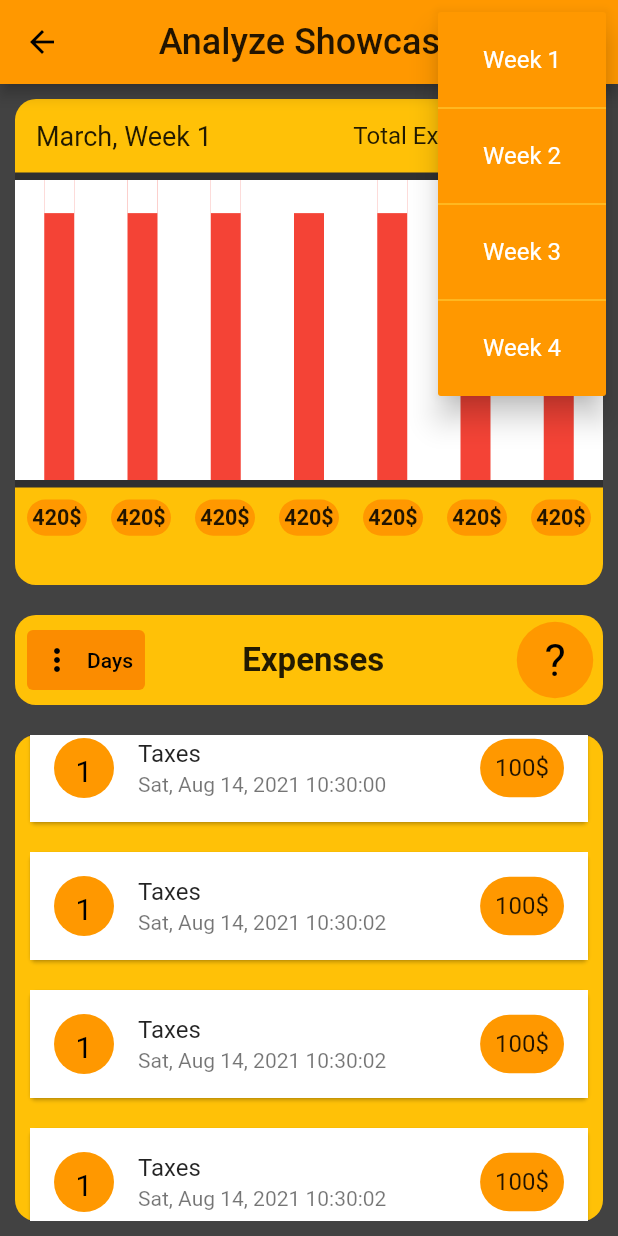
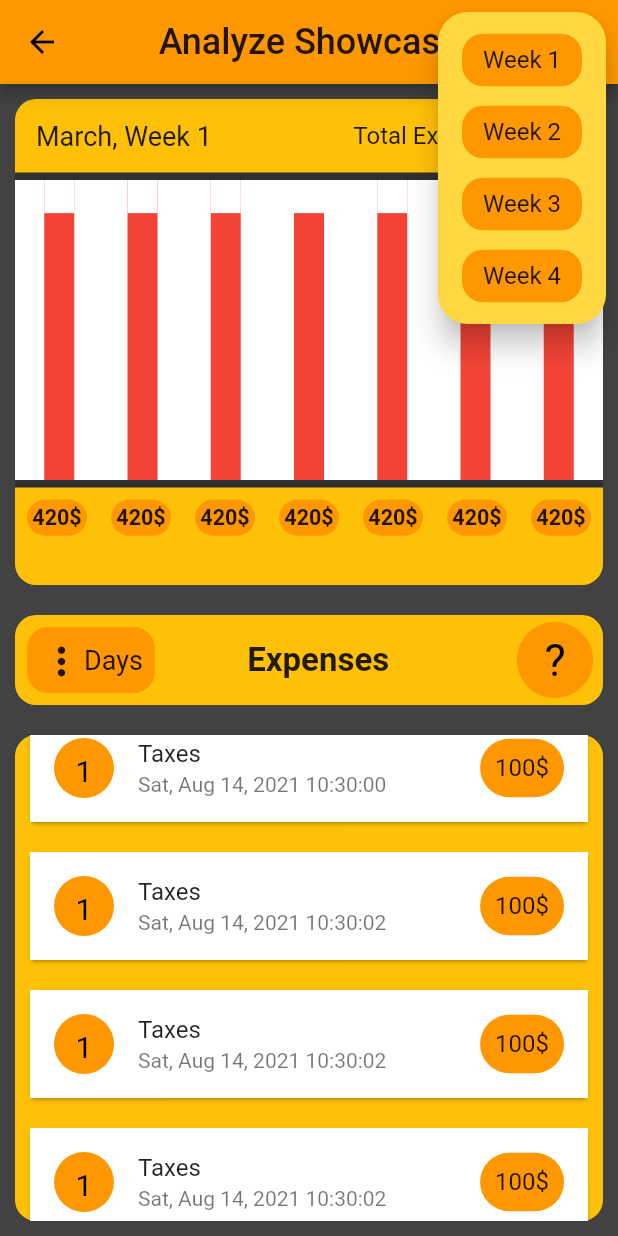
Before and after one commit to MermertH/economiser, a Flutter app: the AnalyzeShowcase screen opened directly, scrolled down 576 dp, after a tap on the "more vert" icon, on a phone screen of 412 x 824 dp. Run offline on Flutter 3.47's test engine with Material 2 defaults, Android fonts, the phone set to English and light mode, and no system bars; our stand-ins replace cloud_firestore, firebase_core, jiffy; accounts and stored records are empty.

Commit message:
pop ups are modified

```diff
--- a/lib/AnalyzingPage/AnalyzeShowcase.dart
+++ b/lib/AnalyzingPage/AnalyzeShowcase.dart
@@ -18,31 +18,33 @@ class AnalyzeShowcase extends StatelessWidget {
         ),
         centerTitle: true,
         actions: [
-          Theme(
-            data: Theme.of(context).copyWith(
-                textTheme: TextTheme().apply(bodyColor: Colors.black),
-                dividerColor: Colors.amberAccent,
-                iconTheme: IconThemeData(color: Colors.black)),
-            child: PopupMenuButton<int>(
-              color: Colors.orange,
-              itemBuilder: (context) => [
-                PopupMenuItem<int>(
-                    enabled: true,
-                    value: 0,
-                    child: Center(child: Text("Week 1"))),
-                PopupMenuDivider(),
-                PopupMenuItem<int>(
-                    value: 1, child: Center(child: Text("Week 2"))),
-                PopupMenuDivider(),
-                PopupMenuItem<int>(
-                    value: 2, child: Center(child: Text("Week 3"))),
-                PopupMenuDivider(),
-                PopupMenuItem<int>(
-                    value: 3, child: Center(child: Text("Week 4"))),
-              ],
-              onSelected: null,
-            ),
-          ),
+          PopupMenuButton(
+              color: Colors.amberAccent,
+              shape: RoundedRectangleBorder(
+                borderRadius: BorderRadius.circular(20),
+              ),
+              onSelected: (value) {
+                if (value <= 4) {
+                  print('Week $value is selected');
+                }
+              },
+              itemBuilder: (context) {
+                return List.generate(4, (index) {
+                  return PopupMenuItem(
+                    value: index + 1,
+                    child: Container(
+                      decoration: BoxDecoration(
+                        borderRadius: BorderRadius.circular(14),
+                        color: Colors.orange,
+                      ),
+                      child: Padding(
+                        padding: const EdgeInsets.all(8.0),
+                        child: Center(child: Text('Week ${index + 1}')),
+                      ),
+                    ),
+                  );
+                });
+              }),
         ],
       ),
       body: Column(
@@ -86,15 +88,7 @@ class AnalyzeShowcase extends StatelessWidget {
                       color: Colors.white,
                       child: Row(
                         mainAxisAlignment: MainAxisAlignment.spaceEvenly,
-                        children: [
-                          StatusBar(),
-                          StatusBar(),
-                          StatusBar(),
-                          StatusBar(),
-                          StatusBar(),
-                          StatusBar(),
-                          StatusBar(),
-                        ],
+                        children: List.generate(7, (index) => StatusBar()),
                       ),
                     ),
                     Container(
@@ -104,15 +98,7 @@ class AnalyzeShowcase extends StatelessWidget {
                     ),
                     Row(
                       mainAxisAlignment: MainAxisAlignment.spaceEvenly,
-                      children: [
-                        CostOfDay(),
-                        CostOfDay(),
-                        CostOfDay(),
-                        CostOfDay(),
-                        CostOfDay(),
-                        CostOfDay(),
-                        CostOfDay(),
-                      ],
+                      children: List.generate(7, (index) => CostOfDay()),
                     ),
                   ],
                 ),
@@ -130,17 +116,56 @@ class AnalyzeShowcase extends StatelessWidget {
               child: Row(
                 mainAxisAlignment: MainAxisAlignment.spaceBetween,
                 children: [
-                  Padding(
-                    padding: const EdgeInsets.all(8.0),
-                    child: TextButton.icon(
-                      style: TextButton.styleFrom(
-                        backgroundColor: Colors.orange[600],
-                        primary: Colors.black,
+                  PopupMenuButton(
+                    offset: Offset(50, 20),
+                    color: Colors.amber[200],
+                    shape: RoundedRectangleBorder(
+                      borderRadius: BorderRadius.circular(14),
+                    ),
+                    child: Padding(
+                      padding: const EdgeInsets.all(8.0),
+                      child: Container(
+                        decoration: BoxDecoration(
+                          borderRadius: BorderRadius.circular(14),
+                          color: Colors.orange,
+                        ),
+                        child: Padding(
+                          padding: const EdgeInsets.all(8.0),
+                          child: Row(
+                            mainAxisAlignment: MainAxisAlignment.spaceBetween,
+                            children: [
+                              Icon(
+                                Icons.more_vert,
+                                size: 30,
+                              ),
+                              Text(
+                                'Days',
+                                style: TextStyle(fontSize: 18),
+                              ),
+                            ],
+                          ),
+                        ),
                       ),
-                      icon: Icon(Icons.more_vert),
-                      label: Text('Days'),
-                      onPressed: () {},
                     ),
+                    itemBuilder: (context) {
+                      return List.generate(7, (index) {
+                        return PopupMenuItem(
+                          child: Container(
+                              decoration: BoxDecoration(
+                                borderRadius: BorderRadius.circular(14),
+                                color: Colors.orange,
+                              ),
+                              child: Padding(
+                                padding: const EdgeInsets.all(8),
+                                child: Center(child: Text('day ${index + 1}')),
+                              )),
+                          value: index + 1,
+                        );
+                      });
+                    },
+                    onSelected: (value) {
+                      print('selected day is $value');
+                    },
                   ),
                   Padding(
                     padding: const EdgeInsets.only(right: 25),
--- a/lib/AnalyzingPage/consumer_status.dart
+++ b/lib/AnalyzingPage/expenses.dart
@@ -10,11 +10,3 @@ class Expenses {
     this.date,
   );
 }
-
-class Budget {
-  final String budget;
-  Budget(this.budget);
-  String get getBudget {
-    return budget;
-  }
-}
```
